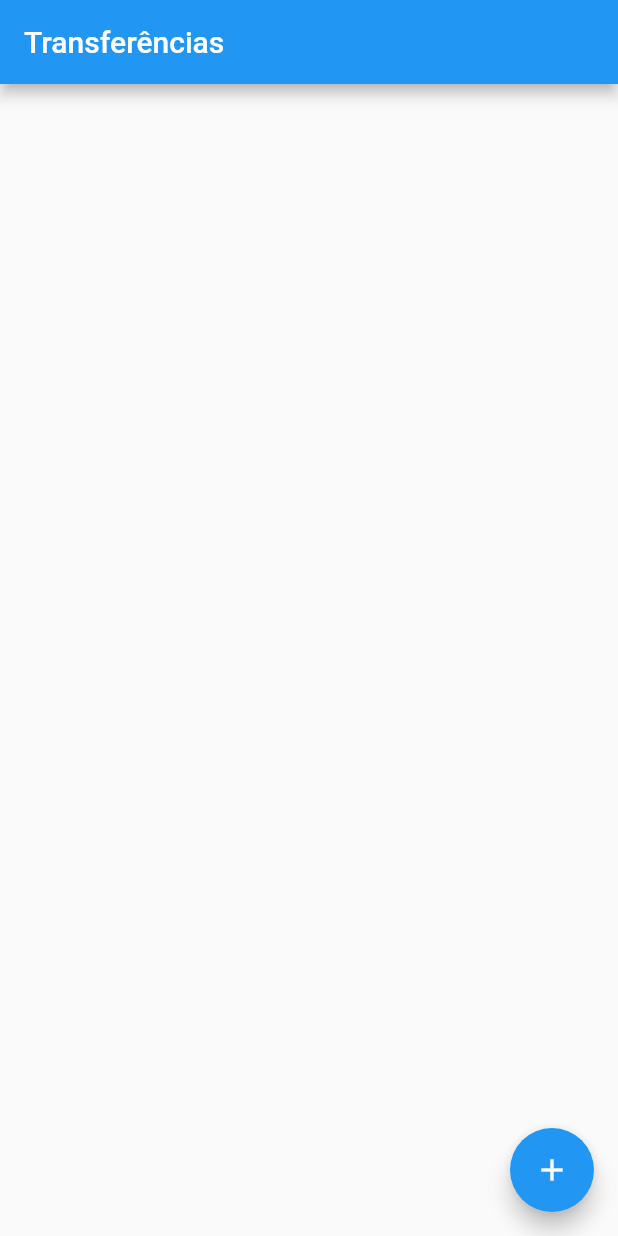
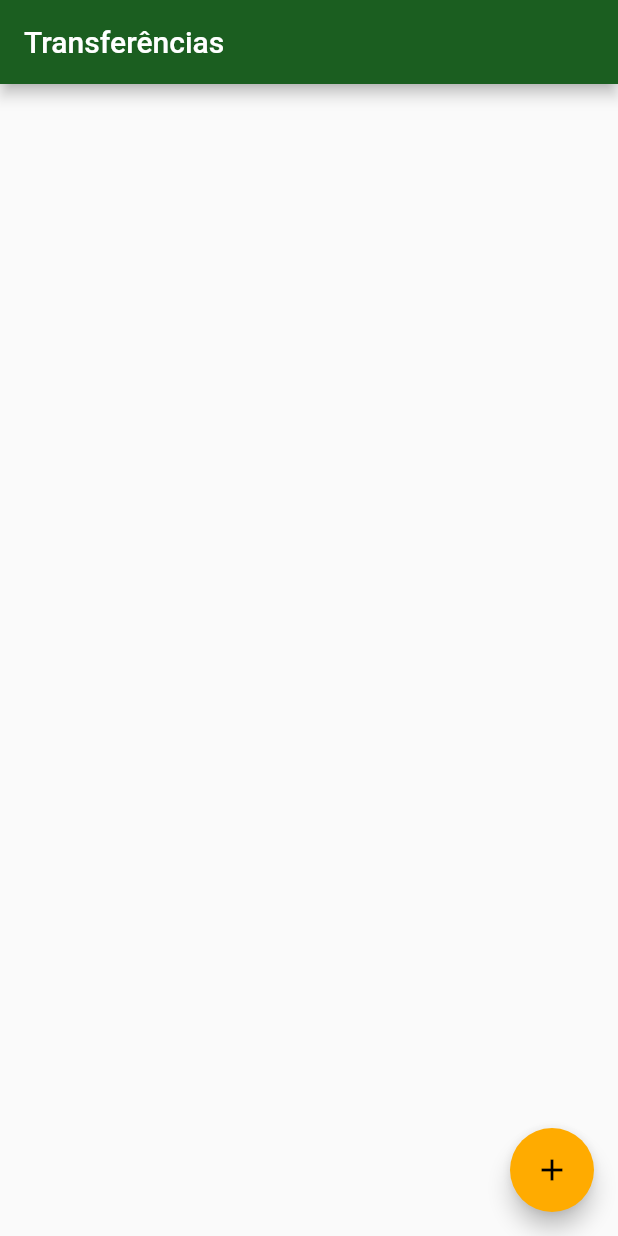
Before and after one commit to filipebezerra/bytebank-app-flutter-dart, a Flutter app: the screen it shows after launch, on a phone screen of 412 x 824 dp. Run offline on Flutter 3.47's test engine with Material 2 defaults, Android fonts, the phone set to English and light mode, and no system bars.

Commit message:
feat: Aplica theming básico das cores

```diff
--- a/lib/main.dart
+++ b/lib/main.dart
@@ -5,7 +5,13 @@ void main() => runApp(BytebankApp());
 class BytebankApp extends StatelessWidget {
   @override
   Widget build(BuildContext context) {
-    return MaterialApp(home: TransferenciaList());
+    return MaterialApp(
+      theme: ThemeData(
+        primaryColor: Colors.green[900],
+        accentColor: Colors.amberAccent[700],
+      ),
+      home: TransferenciaList(),
+    );
   }
 }
 
```
